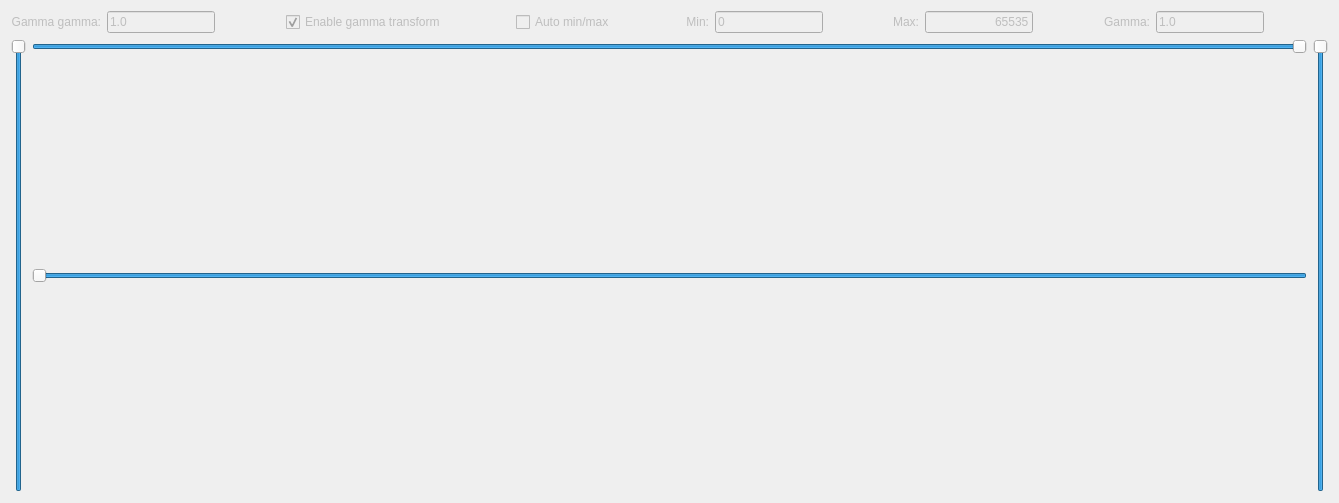
First picture: the form in cpp/HistogramWidget.ui, repository erikhvatum/RisWidget, before the edit.
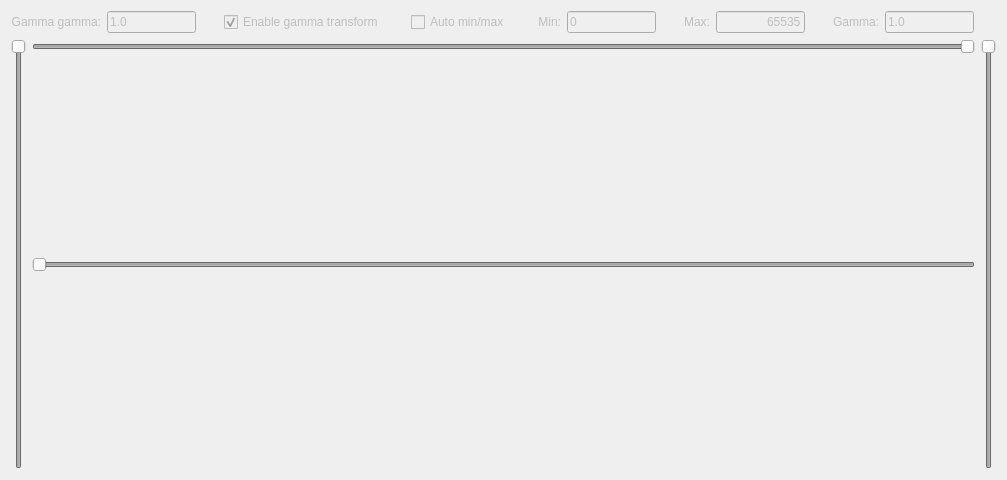
Second picture: the form after the edit.

Commit message: Use logarithmic scale for gamma sliders.

```diff
--- a/cpp/HistogramWidget.ui
+++ b/cpp/HistogramWidget.ui
@@ -6,8 +6,8 @@
    <rect>
     <x>0</x>
     <y>0</y>
-    <width>1339</width>
-    <height>503</height>
+    <width>1007</width>
+    <height>480</height>
    </rect>
   </property>
   <property name="windowTitle">
@@ -150,7 +150,7 @@
         </size>
        </property>
        <property name="inputMask">
-        <string>00000; </string>
+        <string>00000</string>
        </property>
        <property name="text">
         <string>0</string>
@@ -204,7 +204,7 @@
         </sizepolicy>
        </property>
        <property name="inputMask">
-        <string>00000; </string>
+        <string>00000</string>
        </property>
        <property name="text">
         <string>65535</string>
@@ -281,6 +281,9 @@
     <layout class="QHBoxLayout" name="m_bottomHorizontalLayout">
      <item>
       <widget class="QSlider" name="m_gtpGammaGammaSlider">
+       <property name="enabled">
+        <bool>false</bool>
+       </property>
        <property name="minimum">
         <number>0</number>
        </property>
@@ -291,7 +294,7 @@
         <number>10000</number>
        </property>
        <property name="value">
-        <number>100000000</number>
+        <number>666666667</number>
        </property>
        <property name="orientation">
         <enum>Qt::Vertical</enum>
@@ -302,6 +305,9 @@
       <layout class="QVBoxLayout" name="m_bottomLeftVerticalLayout">
        <item>
         <widget class="QSlider" name="m_gtpMaxSlider">
+         <property name="enabled">
+          <bool>false</bool>
+         </property>
          <property name="maximum">
           <number>65535</number>
          </property>
@@ -316,7 +322,7 @@
        <item>
         <widget class="QSlider" name="m_gtpMinSlider">
          <property name="enabled">
-          <bool>true</bool>
+          <bool>false</bool>
          </property>
          <property name="sizePolicy">
           <sizepolicy hsizetype="Expanding" vsizetype="Minimum">
@@ -342,6 +348,9 @@
      </item>
      <item>
       <widget class="QSlider" name="m_gtpGammaSlider">
+       <property name="enabled">
+        <bool>false</bool>
+       </property>
        <property name="minimum">
         <number>0</number>
        </property>
@@ -352,7 +361,7 @@
         <number>10000</number>
        </property>
        <property name="value">
-        <number>100000000</number>
+        <number>666666667</number>
        </property>
        <property name="orientation">
         <enum>Qt::Vertical</enum>
```
Left out of the diff: 2 changed lines with no effect on the pictures. The commit also changes 4 other files.
